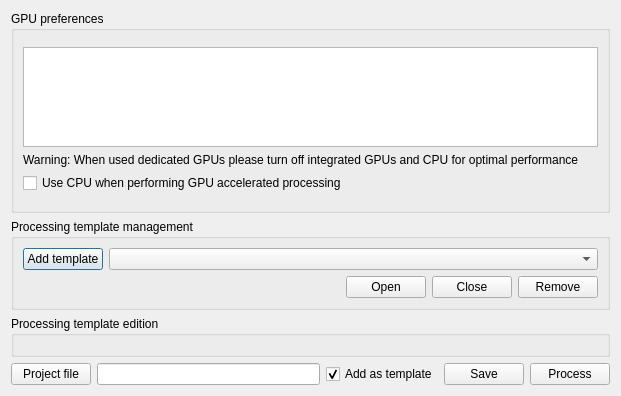
Above: MshBigPsxDialog.ui from TIDOP-USAL/MetashapeLightweight before the change. Below: the same form after it.
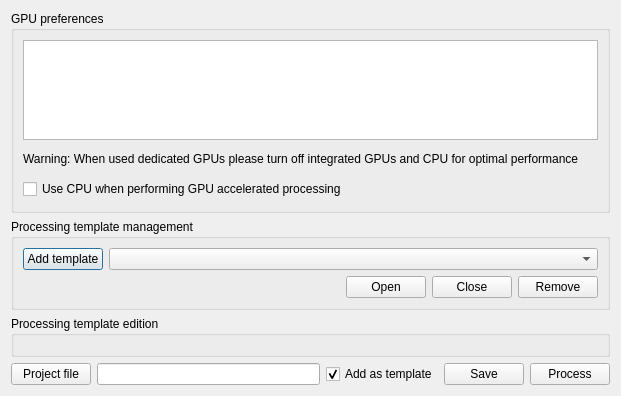
That is the form after the change.

Diff of the .ui file:
```diff
--- a/MshBigPsxDialog.ui
+++ b/MshBigPsxDialog.ui
@@ -59,7 +59,7 @@
         <item>
          <widget class="QLabel" name="label">
           <property name="sizePolicy">
-           <sizepolicy hsizetype="Preferred" vsizetype="Fixed">
+           <sizepolicy hsizetype="Preferred" vsizetype="Minimum">
             <horstretch>0</horstretch>
             <verstretch>0</verstretch>
            </sizepolicy>
@@ -71,6 +71,12 @@
         </item>
         <item>
          <widget class="QCheckBox" name="cpuCheckBox">
+          <property name="sizePolicy">
+           <sizepolicy hsizetype="Minimum" vsizetype="Minimum">
+            <horstretch>0</horstretch>
+            <verstretch>0</verstretch>
+           </sizepolicy>
+          </property>
           <property name="text">
            <string>Use CPU when performing GPU accelerated processing</string>
           </property>
```
